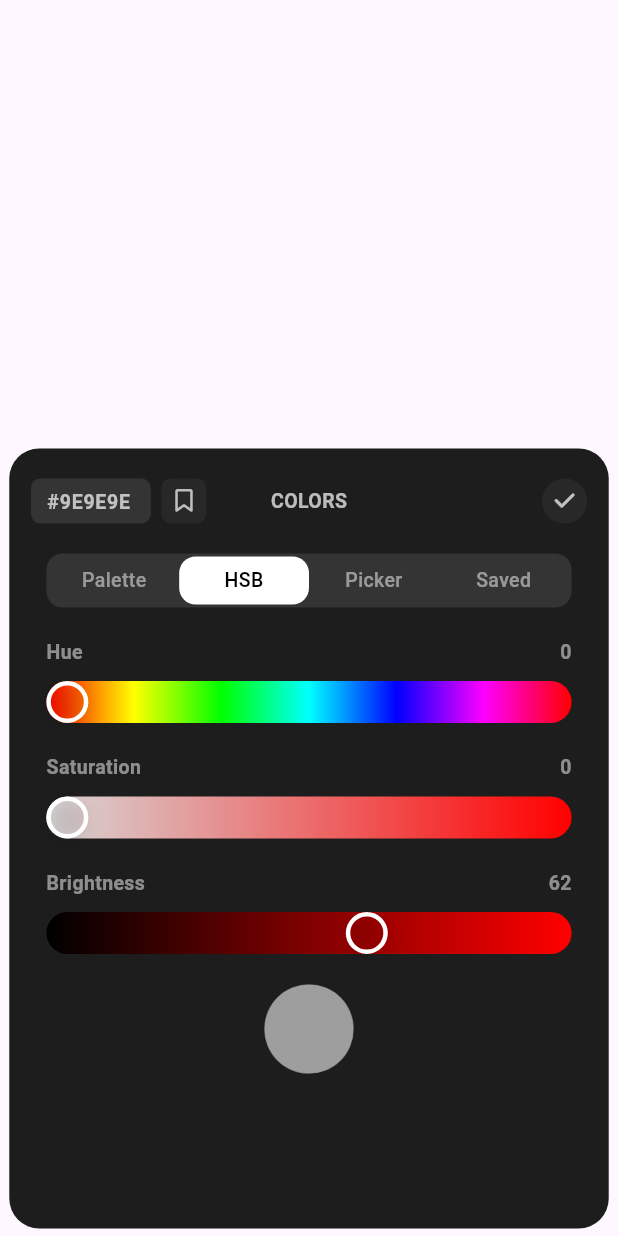
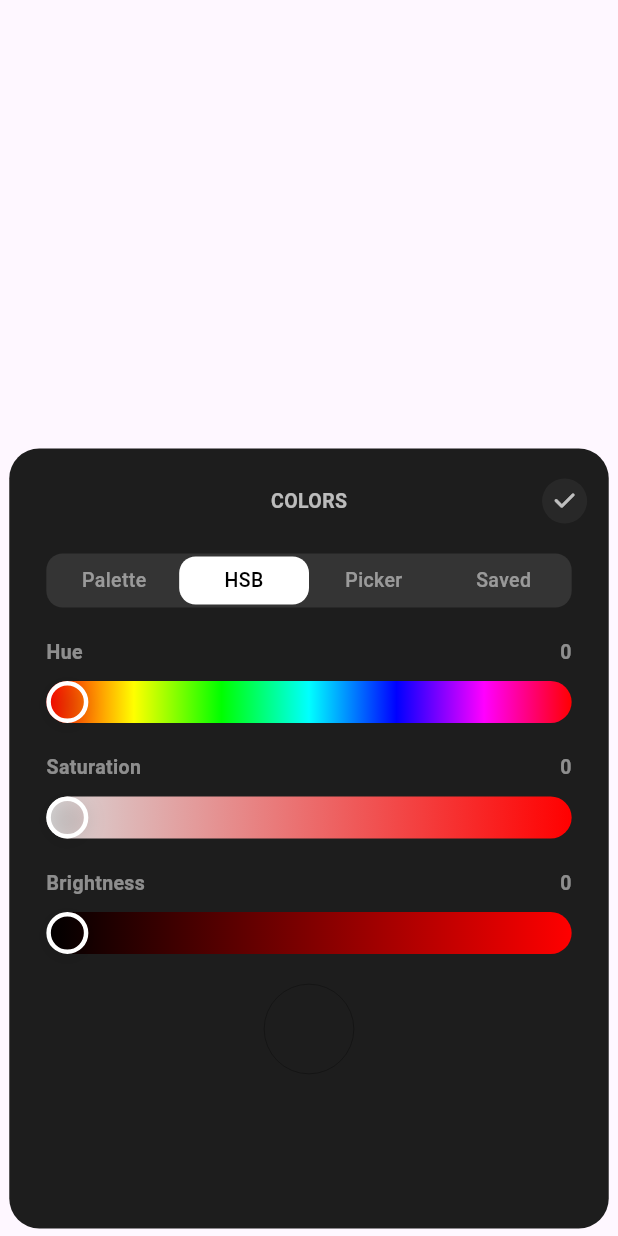
Before and after one commit to SonHoang1002/test_export_module, a Flutter app: the ColorPickerPhone widget shown alone on an empty page, opened directly with empty values, item 2 of the bottom bar chosen, on a phone screen of 412 x 824 dp. Run offline on Flutter 3.47's test engine with Material 3 defaults, Android fonts, the light colour scheme and no system bars; drawn by our look-alikes of custom_sliding_segmented_control; our stand-ins replace font_awesome_flutter, shared_preferences; accounts and stored records are empty.

Commit message:
fix: add property mapping

```diff
--- a/lib/screens/color_picker_phone.dart
+++ b/lib/screens/color_picker_phone.dart
@@ -20,6 +20,9 @@
 
   //
   final bool containTransparent;
+
+  /// only set value of [currentColor] for [_selectedColor]
+  final bool isOnlyMappingCurrentColor;
 
   /// current color
   /// special case: transparent
@@ -74,6 +77,7 @@
     this.titleWidgetRight,
     this.isHaveTitle = true,
     this.containTransparent = false,
+    this.isOnlyMappingCurrentColor = false,
   });
 
   @override
@@ -97,11 +101,12 @@
   Color? _selectedColor;
   List<Color> _listColorSaved = [];
   late int _maxLengthInput;
+
   @override
   void initState() {
     super.initState();
     _listColorSaved = List.from(widget.listColorSaved);
-    _selectedColor = widget.currentColor;
+
     if (widget.containTransparent) {
       _maxLengthInput = MAX_LENGTH_INPUT_2;
     } else {
@@ -286,7 +291,9 @@
     _isValid = checkHexString(_hexController.text.trim(),
         containTransparent: widget.containTransparent);
     isDarkMode = !widget.isLightMode;
-
+    if (widget.isOnlyMappingCurrentColor) {
+      _selectedColor = widget.currentColor;
+    }
     return Container(
       height: double.infinity,
       width: double.infinity,
--- a/lib/widgets/w_keyboard.dart
+++ b/lib/widgets/w_keyboard.dart
@@ -25,7 +25,7 @@
 
   @override
   Widget build(BuildContext context) {
-    Duration duration = const Duration(milliseconds: 250);
+    Duration duration = const Duration(milliseconds: 300);
     return LayoutBuilder(
       builder: (context, constr) {
         sizeOfKeyboard = width - 12;
```
Also changed, not shown: lib/screens/color_picker_tablet.dart (+7 -0 lines).
